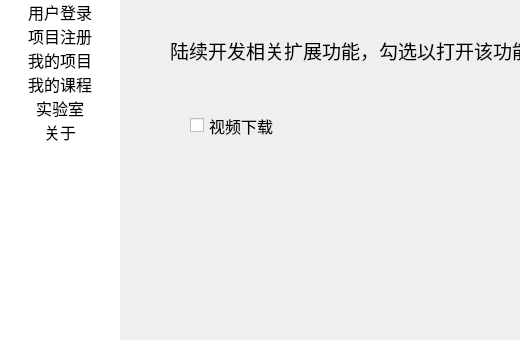
The window that ui/MainWindow.ui (MrBeike/WebCourse-QTGUI) describes before a commit, drawn with Qt 5; both pictures show x 0 to 520 and y 0 to 340 of the 800 by 600 pixel window.
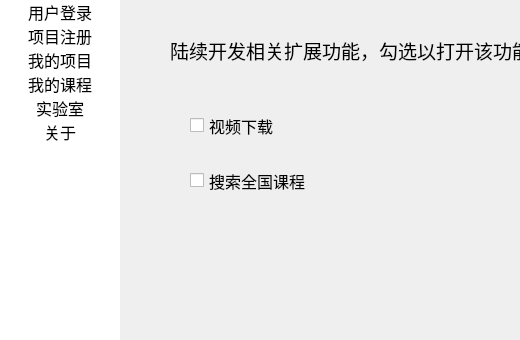
The same window after the commit. The open tabs and pages were chosen to show the change. Icons and pictures are not drawn.

```diff
--- a/ui/MainWindow.ui
+++ b/ui/MainWindow.ui
@@ -471,6 +471,19 @@
        <string>陆续开发相关扩展功能，勾选以打开该功能</string>
       </property>
      </widget>
+     <widget class="QCheckBox" name="search_checkBox">
+      <property name="geometry">
+       <rect>
+        <x>70</x>
+        <y>160</y>
+        <width>181</width>
+        <height>41</height>
+       </rect>
+      </property>
+      <property name="text">
+       <string>搜索全国课程</string>
+      </property>
+     </widget>
     </widget>
     <widget class="QWidget" name="about_page">
      <widget class="QPushButton" name="thumb_button">
```
Left out of the diff: 22 changed lines with no effect on the pictures.
